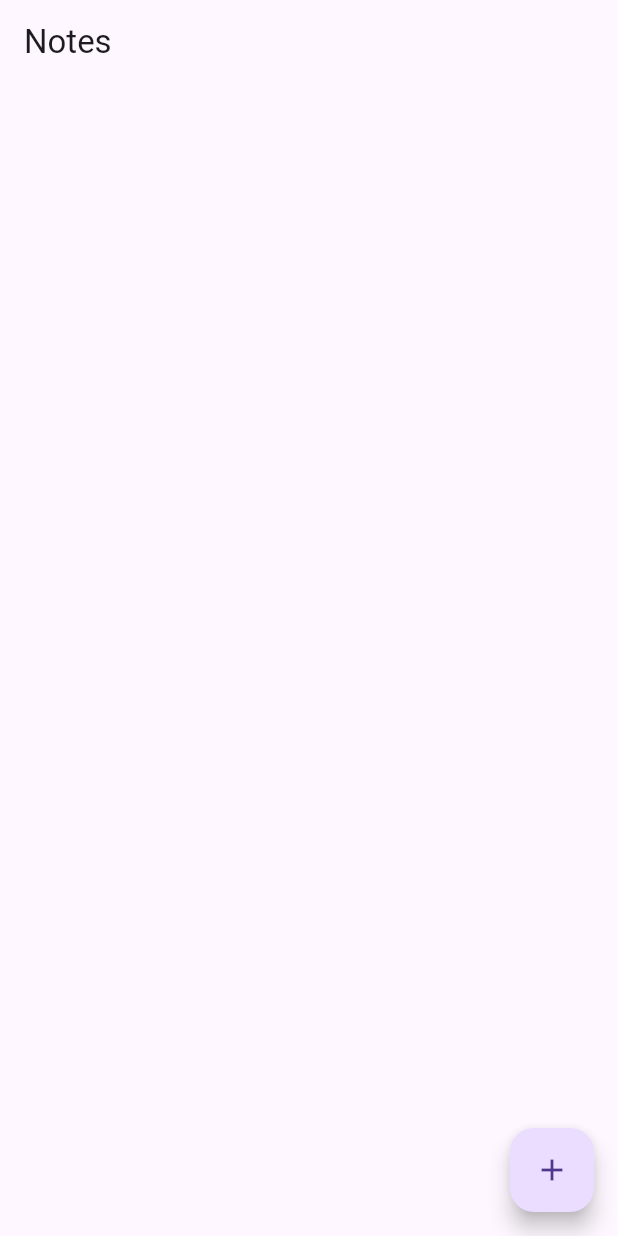
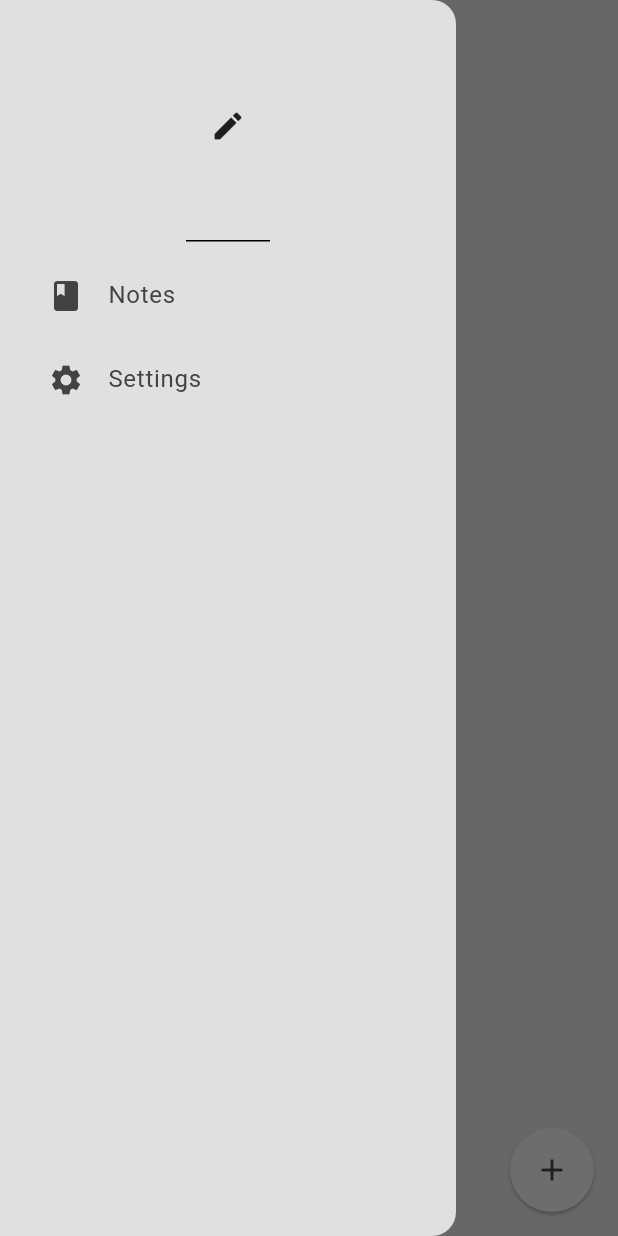
Before and after one commit to AnahatM/Flutter-Notes-App, a Flutter app: the screen it shows after launch, with the side drawer open (before the commit the screen has no drawer), on a phone screen of 412 x 824 dp. Run offline on Flutter 3.47's test engine with Material 3 defaults, Android fonts, the light colour scheme and no system bars; our stand-ins replace google_fonts, isar, popover; accounts and stored records are empty; generated files the repository leaves out were written again.

Commit message:
App Design

```diff
--- /dev/null
+++ b/lib/components/drawer_tile.dart
@@ -0,0 +1,29 @@
+import 'package:flutter/material.dart';
+
+class DrawerTile extends StatelessWidget {
+  final String title;
+  final Widget leading;
+  final void Function()? onTap;
+
+  const DrawerTile({
+    super.key,
+    required this.title,
+    required this.leading,
+    required this.onTap,
+  });
+
+  @override
+  Widget build(BuildContext context) {
+    return Padding(
+      padding: const EdgeInsets.symmetric(horizontal: 16.0),
+      child: ListTile(
+        title: Text(
+          title,
+          style: TextStyle(color: Theme.of(context).colorScheme.inversePrimary),
+        ),
+        leading: leading,
+        onTap: onTap,
+      ),
+    );
+  }
+}
--- /dev/null
+++ b/lib/components/my_drawer.dart
@@ -0,0 +1,48 @@
+import 'package:flutter/material.dart';
+import 'package:minimalist_notes_app/components/drawer_tile.dart';
+import 'package:minimalist_notes_app/screens/settings_page.dart';
+
+class MyDrawer extends StatelessWidget {
+  const MyDrawer({super.key});
+
+  @override
+  Widget build(BuildContext context) {
+    return Drawer(
+      backgroundColor: Theme.of(context).colorScheme.surface,
+      child: Column(
+        children: [
+          // Header
+          DrawerHeader(child: Icon(Icons.edit)),
+
+          // Notes Page Tile
+          DrawerTile(
+            title: "Notes",
+            leading: Icon(
+              Icons.book,
+              color: Theme.of(context).colorScheme.inversePrimary,
+            ),
+            onTap: () => Navigator.pop(context),
+          ),
+
+          // Settings Page Tile
+          DrawerTile(
+            title: "Settings",
+            leading: Icon(
+              Icons.settings,
+              color: Theme.of(context).colorScheme.inversePrimary,
+            ),
+            onTap: () {
+              // Pop Drawer
+              Navigator.pop(context);
+              // Navigate to Settings Page
+              Navigator.push(
+                context,
+                MaterialPageRoute(builder: (context) => SettingsPage()),
+              );
+            },
+          ),
+        ],
+      ),
+    );
+  }
+}
--- a/lib/main.dart
+++ b/lib/main.dart
@@ -1,6 +1,7 @@
 import 'package:flutter/material.dart';
 import 'package:minimalist_notes_app/models/note_database.dart';
 import 'package:minimalist_notes_app/screens/notes_page.dart';
+import 'package:minimalist_notes_app/themes/theme_provider.dart';
 import 'package:provider/provider.dart';
 
 void main() async {
@@ -9,8 +10,13 @@ void main() async {
   await NoteDatabase.initialize();
 
   runApp(
-    ChangeNotifierProvider(
-      create: (context) => NoteDatabase(),
+    MultiProvider(
+      providers: [
+        // Note database provider
+        ChangeNotifierProvider(create: (context) => NoteDatabase()),
+        // Theme provider
+        ChangeNotifierProvider(create: (context) => ThemeProvider()),
+      ],
       child: const MyApp(),
     ),
   );
@@ -21,9 +27,10 @@ class MyApp extends StatelessWidget {
 
   @override
   Widget build(BuildContext context) {
-    return const MaterialApp(
+    return MaterialApp(
       debugShowCheckedModeBanner: false,
       home: NotesPage(),
+      theme: Provider.of<ThemeProvider>(context).themeData,
     );
   }
 }
--- a/lib/screens/notes_page.dart
+++ b/lib/screens/notes_page.dart
@@ -1,4 +1,7 @@
 import 'package:flutter/material.dart';
+import 'package:google_fonts/google_fonts.dart';
+import 'package:minimalist_notes_app/components/my_drawer.dart';
+import 'package:minimalist_notes_app/components/note_tile.dart';
 import 'package:minimalist_notes_app/models/note.dart';
 import 'package:minimalist_notes_app/models/note_database.dart';
 import 'package:provider/provider.dart';
@@ -119,37 +122,58 @@ class _NotesPageState extends State<NotesPage> {
     List<Note> currentNotes = noteDatabase.currentNotes;
 
     return Scaffold(
-      appBar: AppBar(title: Text("Notes")),
+      // Page Setup
+      backgroundColor: Theme.of(context).colorScheme.surface,
+      appBar: AppBar(
+        elevation: 0,
+        backgroundColor: Theme.of(context).colorScheme.surface,
+        foregroundColor: Theme.of(context).colorScheme.inversePrimary,
+      ),
+      drawer: const MyDrawer(),
+      // Create Note Button
       floatingActionButton: FloatingActionButton(
         onPressed: createNote,
-        child: Icon(Icons.add),
+        shape: CircleBorder(),
+        elevation: 1,
+        child: Icon(
+          Icons.add,
+          color: Theme.of(context).colorScheme.inversePrimary,
         ),
-      body: ListView.builder(
+      ),
+      // Page Content
+      body: Column(
+        crossAxisAlignment: CrossAxisAlignment.start,
+        children: [
+          // Custom Title Heading
+          Padding(
+            padding: const EdgeInsets.only(left: 25.0),
+            child: Text(
+              "Notes",
+              style: GoogleFonts.dmSerifText(
+                fontSize: 48,
+                color: Theme.of(context).colorScheme.inversePrimary,
+              ),
+            ),
+          ),
+
+          // Build List of Notes
+          Expanded(
+            child: ListView.builder(
               itemCount: currentNotes.length,
               itemBuilder: (context, index) {
                 // Get individual note
                 final note = currentNotes[index];
                 // Return ListTile UI
-          return ListTile(
-            title: Text(note.text),
-            trailing: Row(
-              mainAxisSize: MainAxisSize.min,
-              children: [
-                // Edit Button
-                IconButton(
-                  onPressed: () => updateNote(note),
-                  icon: Icon(Icons.edit),
+                return NoteTile(
+                  note: note,
+                  updateNote: updateNote,
+                  deleteNote: deleteNote,
+                );
+              },
             ),
-                // Delete Button
-                IconButton(
-                  onPressed: () => deleteNote(note.id),
-                  icon: Icon(Icons.delete),
           ),
         ],
       ),
     );
-        },
-      ),
-    );
   }
 }
--- /dev/null
+++ b/lib/themes/theme.dart
@@ -0,0 +1,23 @@
+// Light Mode
+import 'package:flutter/material.dart';
+
+ThemeData lightMode = ThemeData(
+  brightness: Brightness.light,
+  colorScheme: ColorScheme.light(
+    surface: Colors.grey.shade300,
+    primary: Colors.grey.shade200,
+    secondary: Colors.grey.shade400,
+    inversePrimary: Colors.grey.shade800,
+  ),
+);
+
+// Dark Mode
+ThemeData darkMode = ThemeData(
+  brightness: Brightness.dark,
+  colorScheme: ColorScheme.dark(
+    surface: const Color.fromARGB(255, 18, 18, 18),
+    primary: const Color.fromARGB(255, 31, 31, 31),
+    secondary: Colors.grey.shade700,
+    inversePrimary: Colors.grey.shade400,
+  ),
+);
--- /dev/null
+++ b/lib/themes/theme_provider.dart
@@ -0,0 +1,25 @@
+import 'package:flutter/material.dart';
+import 'package:minimalist_notes_app/themes/theme.dart';
+
+class ThemeProvider with ChangeNotifier {
+  // Initially, theme is light mode
+  ThemeData _themeData = lightMode;
+
+  // Getter for theme data
+  ThemeData get themeData => _themeData;
+
+  // Getter for dark mode
+  bool get isDarkMode => _themeData == darkMode;
+
+  // Setter for theme data
+  set themeData(ThemeData themeData) {
+    _themeData = themeData;
+    notifyListeners();
+  }
+
+  // Function to toggle theme
+  void toggleTheme() {
+    _themeData = isDarkMode ? lightMode : darkMode;
+    notifyListeners();
+  }
+}
--- a/pubspec.yaml
+++ b/pubspec.yaml
@@ -38,6 +38,8 @@ dependencies:
   isar_flutter_libs: ^3.1.0+1
   path_provider: ^2.1.5
   provider: ^6.1.2
+  google_fonts: ^6.2.1
+  popover: ^0.3.1
 
 dev_dependencies:
   flutter_test:
```
Also changed, not shown: lib/components/note_settings.dart (added, +65 -0 lines), lib/components/note_tile.dart (added, +57 -0 lines), lib/screens/settings_page.dart (added, +57 -0 lines), pubspec.lock. Lines whose indentation alone changed are shown as unchanged.
